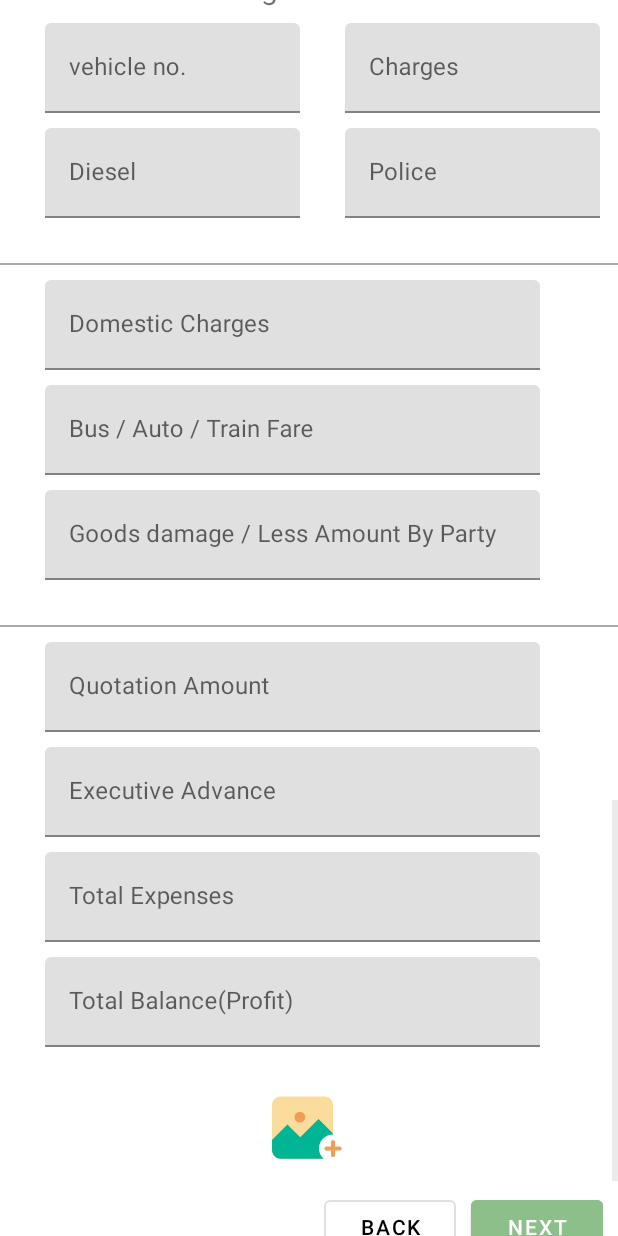
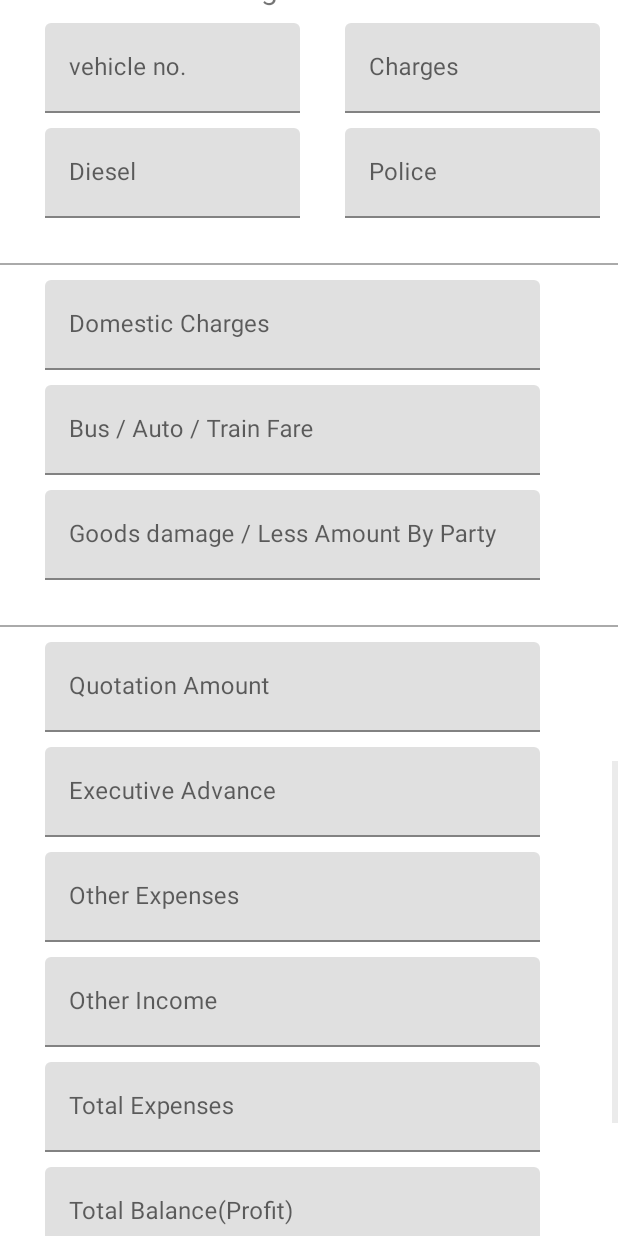
Before and after one commit to rohity180/my-Register-v2, an Android app: the layout activity_add__expenses.xml on its own in the app's theme, with its tools: preview values and no code run, scrolled down 1730 dp, on a phone screen of 412 x 824 dp. Run offline under Robolectric (Android 15) with nearby library versions, the phone set to English and light mode, and no system bars.

Commit message:
added variables for all the fields

```diff
--- a/app/src/main/res/layout/activity_add__expenses.xml
+++ b/app/src/main/res/layout/activity_add__expenses.xml
@@ -2033,6 +2033,38 @@
                     android:layout_height="match_parent"
                     android:inputType="number" />
             </com.google.android.material.textfield.TextInputLayout>
+
+            <com.google.android.material.textfield.TextInputLayout
+                android:layout_width="360dp"
+                android:layout_height="70dp"
+                android:hint="Other Expenses"
+                app:hintTextAppearance="@style/TextInputLayoutHintText"
+                android:paddingLeft="30dp"
+                android:paddingTop="10dp">
+
+                <com.google.android.material.textfield.TextInputEditText
+                    android:id="@+id/other_expenses"
+                    android:layout_width="match_parent"
+                    android:layout_height="match_parent"
+                    android:inputType="number" />
+            </com.google.android.material.textfield.TextInputLayout>
+
+
+            <com.google.android.material.textfield.TextInputLayout
+                android:layout_width="360dp"
+                android:layout_height="70dp"
+                android:hint="Other Income"
+                app:hintTextAppearance="@style/TextInputLayoutHintText"
+                android:paddingLeft="30dp"
+                android:paddingTop="10dp">
+
+                <com.google.android.material.textfield.TextInputEditText
+                    android:id="@+id/other_income"
+                    android:layout_width="match_parent"
+                    android:layout_height="match_parent"
+                    android:inputType="number" />
+            </com.google.android.material.textfield.TextInputLayout>
+
 
             <com.google.android.material.textfield.TextInputLayout
                 android:layout_width="360dp"
```
Also changed, not shown: app/src/main/java/com/mafh/myregisterv2/Add_Expenses.kt (+88 -16 lines).
